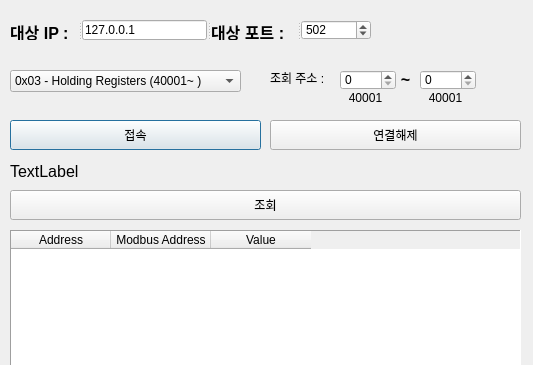
wkim300/BASS-BEMS, file modules/modbus_comm/modbus_test.ui: the form before one commit; both pictures show x 0 to 533 and y 0 to 365 of the 533 by 645 pixel window.
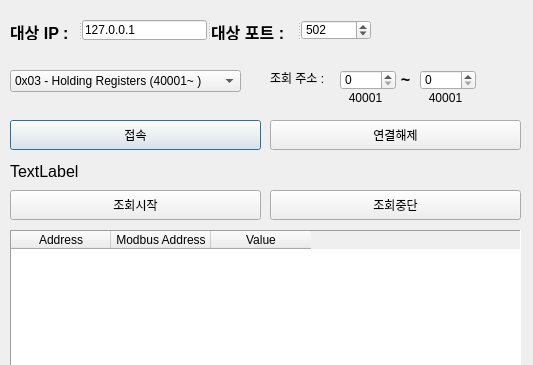
The form after the commit.

Diff of the .ui file:
```diff
--- a/modules/modbus_comm/modbus_test.ui
+++ b/modules/modbus_comm/modbus_test.ui
@@ -225,12 +225,12 @@
     <rect>
      <x>10</x>
      <y>190</y>
-     <width>511</width>
+     <width>251</width>
      <height>30</height>
     </rect>
    </property>
    <property name="text">
-    <string>조회</string>
+    <string>조회시작</string>
    </property>
   </widget>
   <widget class="QLabel" name="statuslabel">
@@ -251,6 +251,19 @@
     <string>TextLabel</string>
    </property>
   </widget>
+  <widget class="QPushButton" name="pollstopbtn">
+   <property name="geometry">
+    <rect>
+     <x>270</x>
+     <y>190</y>
+     <width>251</width>
+     <height>30</height>
+    </rect>
+   </property>
+   <property name="text">
+    <string>조회중단</string>
+   </property>
+  </widget>
  </widget>
  <resources/>
  <connections/>
```
